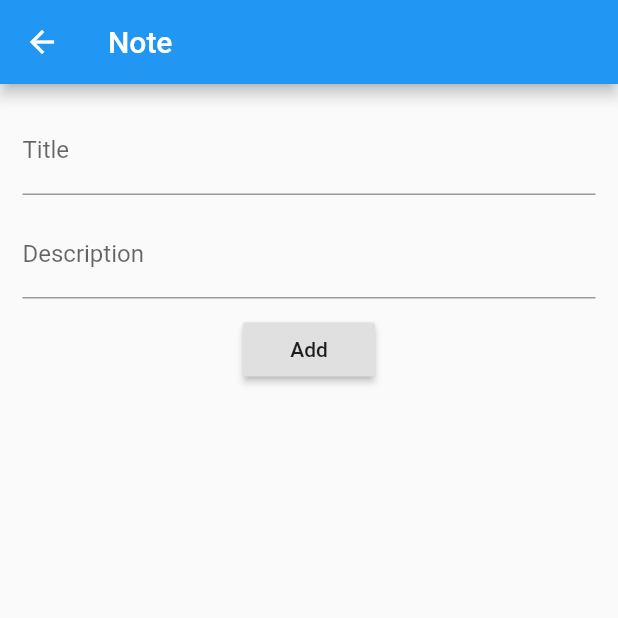
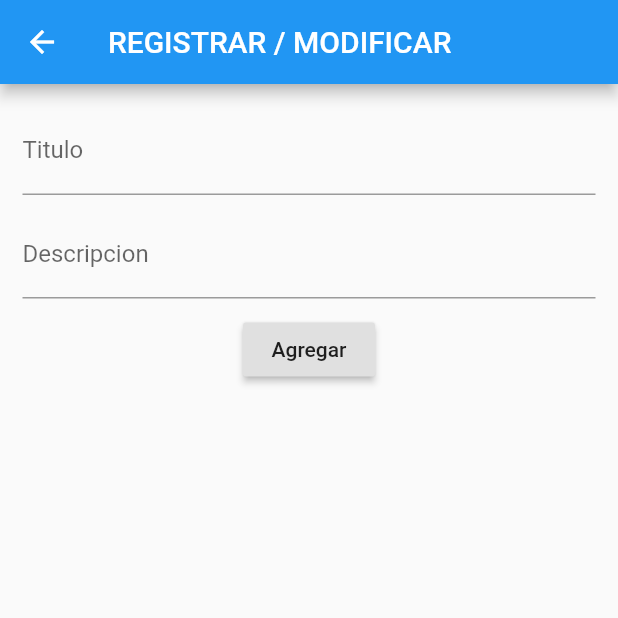
Before and after one commit to giampieer/crud_flutter_firebase, a Flutter app: the screen it shows after launch, after a tap on the "add" icon, on a phone screen of 412 x 824 dp, the top half of it. Run offline on Flutter 3.47's test engine with Material 2 defaults, Android fonts, the phone set to English and light mode, and no system bars; our stand-ins replace firebase_database; accounts and stored records are empty.

Commit message:
updates de idioma

```diff
--- a/lib/ui/listview_note.dart
+++ b/lib/ui/listview_note.dart
@@ -1,8 +1,6 @@
 import 'dart:async';
 import 'package:firebase_database/firebase_database.dart';
-
 import 'package:flutter/material.dart';
-
 import 'package:crud_flutter_firebase/model/note.dart';
 import 'package:crud_flutter_firebase/ui/note_screen.dart';
 
@@ -38,10 +36,10 @@ class _ListViewNoteState extends State<ListViewNote> {
   @override
   Widget build(BuildContext context) {
     return MaterialApp(
-      title: 'grokonez Firebase DB Demo',
+      title: 'APP CRUD',
       home: Scaffold(
         appBar: AppBar(
-          title: Text('grokonez Firebase DB Demo'),
+          title: Text('APP CRUD'),
           centerTitle: true,
           backgroundColor: Colors.blue,
         ),
--- a/lib/ui/note_screen.dart
+++ b/lib/ui/note_screen.dart
@@ -1,6 +1,5 @@
 import 'package:flutter/material.dart';
 import 'package:firebase_database/firebase_database.dart';
-
 import 'package:crud_flutter_firebase/model/note.dart';
 
 class NoteScreen extends StatefulWidget {
@@ -28,7 +27,7 @@ class _NoteScreenState extends State<NoteScreen> {
   @override
   Widget build(BuildContext context) {
     return Scaffold(
-      appBar: AppBar(title: Text('Note')),
+      appBar: AppBar(title: Text('REGISTRAR / MODIFICAR')),
       body: Container(
         margin: EdgeInsets.all(15.0),
         alignment: Alignment.center,
@@ -36,16 +35,16 @@ class _NoteScreenState extends State<NoteScreen> {
           children: <Widget>[
             TextField(
               controller: _titleController,
-              decoration: InputDecoration(labelText: 'Title'),
+              decoration: InputDecoration(labelText: 'Titulo'),
             ),
             Padding(padding: new EdgeInsets.all(5.0)),
             TextField(
               controller: _descriptionController,
-              decoration: InputDecoration(labelText: 'Description'),
+              decoration: InputDecoration(labelText: 'Descripcion'),
             ),
             Padding(padding: new EdgeInsets.all(5.0)),
             RaisedButton(
-              child: (widget.note.id != null) ? Text('Update') : Text('Add'),
+              child: (widget.note.id != null) ? Text('Modificar') : Text('Agregar'),
               onPressed: () {
                 if (widget.note.id != null) {
                   notesReference.child(widget.note.id).set({
--- a/pubspec.yaml
+++ b/pubspec.yaml
@@ -1,5 +1,5 @@
 name: crud_flutter_firebase
-description: A new Flutter application.
+description: crud realizado con firebase
 
 # The following defines the version and build number for your application.
 # A version number is three numbers separated by dots, like 1.2.43
```
Also changed, not shown: 2 other files.
